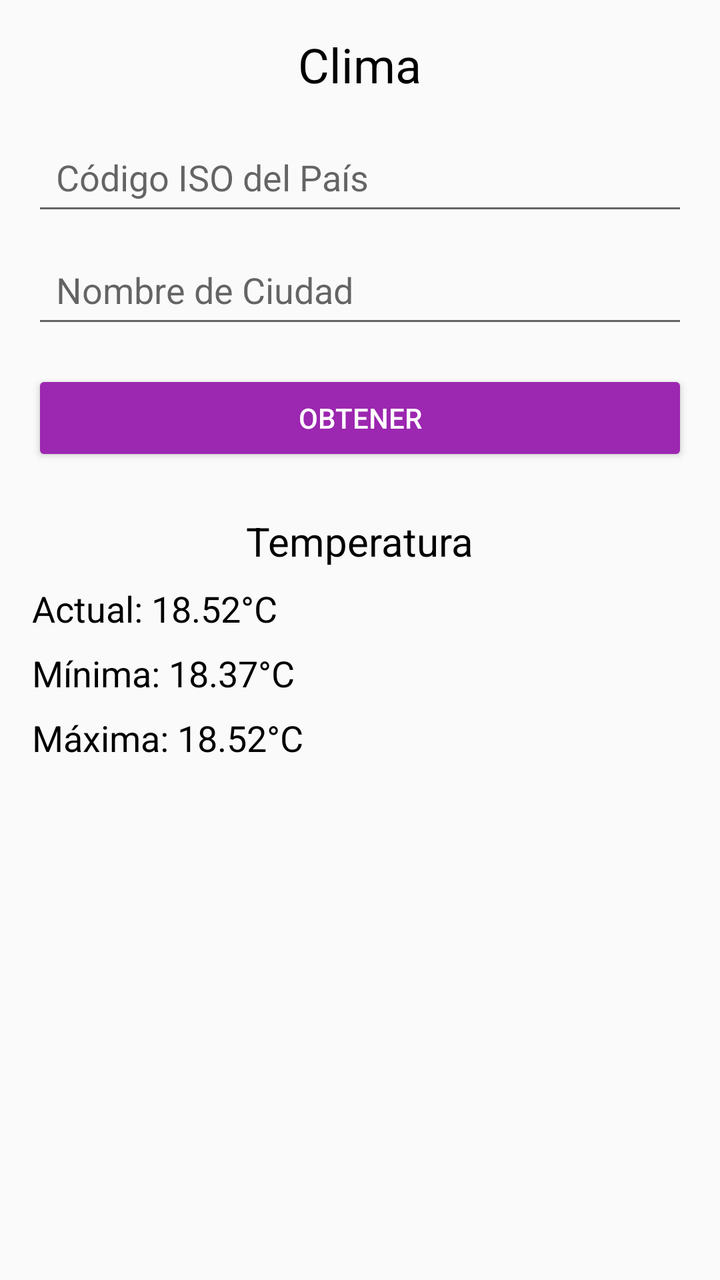
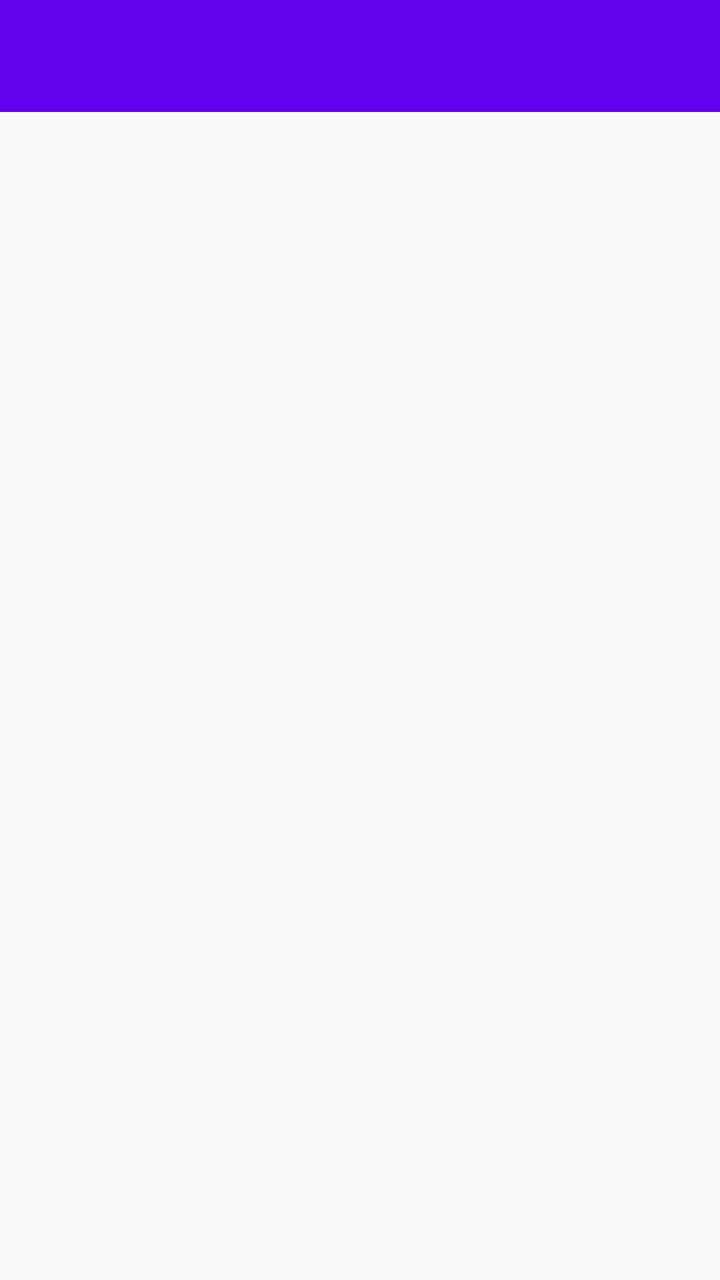

Compare the two renders of this Android layout. The source of the first and the diff that turns it into the second are given below.
<!-- AndroidManifest.xml: activity theme Theme.Proyectoplata -->
<!-- res/layout/activity_main.xml -->
<?xml version="1.0" encoding="utf-8"?>
<LinearLayout xmlns:android="http://schemas.android.com/apk/res/android"
    android:layout_width="match_parent"
    android:layout_height="match_parent"
    android:orientation="vertical"
    android:padding="16dp">

    
    <TextView
        android:id="@+id/label_clima"
        android:layout_width="wrap_content"
        android:layout_height="wrap_content"
        android:text="Clima"
        android:textSize="24sp"
        android:textColor="#000000"
        android:layout_gravity="center"/>

    
    <EditText
        android:id="@+id/codigo_iso"
        android:layout_width="match_parent"
        android:layout_height="wrap_content"
        android:hint="Código ISO del País"
        android:inputType="text"
        android:layout_marginTop="16dp"
        android:padding="12dp"/>

    
    <EditText
        android:id="@+id/ciudad_nombre"
        android:layout_width="match_parent"
        android:layout_height="wrap_content"
        android:hint="Nombre de Ciudad"
        android:inputType="text"
        android:layout_marginTop="8dp"
        android:padding="12dp"/>

    
    <Button
        android:id="@+id/obtener_button"
        android:layout_width="match_parent"
        android:layout_height="wrap_content"
        android:text="OBTENER"
        android:backgroundTint="#9C27B0"
        android:textColor="#ffffff"
        android:layout_marginTop="16dp"
        android:padding="12dp"/>

    
    <TextView
        android:id="@+id/label_temperatura"
        android:layout_width="wrap_content"
        android:layout_height="wrap_content"
        android:text="Temperatura"
        android:textSize="20sp"
        android:textColor="#000000"
        android:layout_marginTop="24dp"
        android:layout_gravity="center"/>

    
    <TextView
        android:id="@+id/temperatura_actual"
        android:layout_width="wrap_content"
        android:layout_height="wrap_content"
        android:text="Actual: 18.52°C"
        android:textColor="#000000"
        android:textSize="18sp"
        android:layout_marginTop="8dp"/>

    
    <TextView
        android:id="@+id/temperatura_minima"
        android:layout_width="wrap_content"
        android:layout_height="wrap_content"
        android:text="Mínima: 18.37°C"
        android:textColor="#000000"
        android:textSize="18sp"
        android:layout_marginTop="8dp"/>

    
    <TextView
        android:id="@+id/temperatura_maxima"
        android:layout_width="wrap_content"
        android:layout_height="wrap_content"
        android:text="Máxima: 18.52°C"
        android:textColor="#000000"
        android:textSize="18sp"
        android:layout_marginTop="8dp"/>
</LinearLayout>
<!-- resources referenced by this layout -->
<resources>
  <style name="Theme.Proyectoplata" parent="Theme.AppCompat.Light.DarkActionBar">
          
          <item name="colorPrimary">@color/colorPrimary</item>
          <item name="colorPrimaryDark">@color/colorPrimaryDark</item>
          <item name="colorAccent">@color/colorAccent</item>
      </style>
  <color name="colorPrimary">#FF6200EE</color>
  <color name="colorPrimaryDark">#FF3700B3</color>
  <color name="colorAccent">#FF03DAC5</color>
</resources>

<!-- the commit's change to res/layout/activity_main.xml (unified diff, before → after) -->
@@ -1,89 +1,41 @@
 <?xml version="1.0" encoding="utf-8"?>
-<LinearLayout xmlns:android="http://schemas.android.com/apk/res/android"
+<androidx.drawerlayout.widget.DrawerLayout
+    xmlns:android="http://schemas.android.com/apk/res/android"
+    xmlns:app="http://schemas.android.com/apk/res-auto"
+    xmlns:tools="http://schemas.android.com/tools"
+    android:id="@+id/drawer_layout"
     android:layout_width="match_parent"
     android:layout_height="match_parent"
-    android:orientation="vertical"
-    android:padding="16dp">
+    android:fitsSystemWindows="true"
+    tools:openDrawer="start">
 
-    
-    <TextView
-        android:id="@+id/label_clima"
+    <LinearLayout
+        android:layout_width="match_parent"
+        android:layout_height="match_parent"
+        android:orientation="vertical">
+
+        <androidx.appcompat.widget.Toolbar
+            android:id="@+id/toolbar"
+            android:layout_width="match_parent"
+            android:layout_height="?attr/actionBarSize"
+            android:background="?attr/colorPrimary"
+            app:titleTextColor="@android:color/white"
+            app:popupTheme="@style/ThemeOverlay.AppCompat.Light"/>
+
+        <FrameLayout
+            android:id="@+id/fragment_container"
+            android:layout_width="match_parent"
+            android:layout_height="0dp"
+            android:layout_weight="1" />
+
+    </LinearLayout>
+
+    <com.google.android.material.navigation.NavigationView
+        android:id="@+id/nav_view"
         android:layout_width="wrap_content"
-        android:layout_height="wrap_content"
-        android:text="Clima"
-        android:textSize="24sp"
-        android:textColor="#000000"
-        android:layout_gravity="center"/>
+        android:layout_height="match_parent"
+        android:layout_gravity="start"
+        android:fitsSystemWindows="true"
+        app:menu="@menu/menu_sensores" />
 
-    
-    <EditText
-        android:id="@+id/codigo_iso"
-        android:layout_width="match_parent"
-        android:layout_height="wrap_content"
-        android:hint="Código ISO del País"
-        android:inputType="text"
-        android:layout_marginTop="16dp"
-        android:padding="12dp"/>
-
-    
-    <EditText
-        android:id="@+id/ciudad_nombre"
-        android:layout_width="match_parent"
-        android:layout_height="wrap_content"
-        android:hint="Nombre de Ciudad"
-        android:inputType="text"
-        android:layout_marginTop="8dp"
-        android:padding="12dp"/>
-
-    
-    <Button
-        android:id="@+id/obtener_button"
-        android:layout_width="match_parent"
-        android:layout_height="wrap_content"
-        android:text="OBTENER"
-        android:backgroundTint="#9C27B0"
-        android:textColor="#ffffff"
-        android:layout_marginTop="16dp"
-        android:padding="12dp"/>
-
-    
-    <TextView
-        android:id="@+id/label_temperatura"
-        android:layout_width="wrap_content"
-        android:layout_height="wrap_content"
-        android:text="Temperatura"
-        android:textSize="20sp"
-        android:textColor="#000000"
-        android:layout_marginTop="24dp"
-        android:layout_gravity="center"/>
-
-    
-    <TextView
-        android:id="@+id/temperatura_actual"
-        android:layout_width="wrap_content"
-        android:layout_height="wrap_content"
-        android:text="Actual: 18.52°C"
-        android:textColor="#000000"
-        android:textSize="18sp"
-        android:layout_marginTop="8dp"/>
-
-    
-    <TextView
-        android:id="@+id/temperatura_minima"
-        android:layout_width="wrap_content"
-        android:layout_height="wrap_content"
-        android:text="Mínima: 18.37°C"
-        android:textColor="#000000"
-        android:textSize="18sp"
-        android:layout_marginTop="8dp"/>
-
-    
-    <TextView
-        android:id="@+id/temperatura_maxima"
-        android:layout_width="wrap_content"
-        android:layout_height="wrap_content"
-        android:text="Máxima: 18.52°C"
-        android:textColor="#000000"
-        android:textSize="18sp"
-        android:layout_marginTop="8dp"/>
-</LinearLayout>
+</androidx.drawerlayout.widget.DrawerLayout>
<!-- resource entries referenced after the edit -->
@@ -1,7 +1,6 @@
 <!-- resources referenced by this layout -->
 <resources>
-  <style name="Theme.Proyectoplata" parent="Theme.AppCompat.Light.DarkActionBar">
-          
+  <style name="Theme.Proyectoplata" parent="Theme.AppCompat.Light.NoActionBar">
           <item name="colorPrimary">@color/colorPrimary</item>
           <item name="colorPrimaryDark">@color/colorPrimaryDark</item>
           <item name="colorAccent">@color/colorAccent</item>
